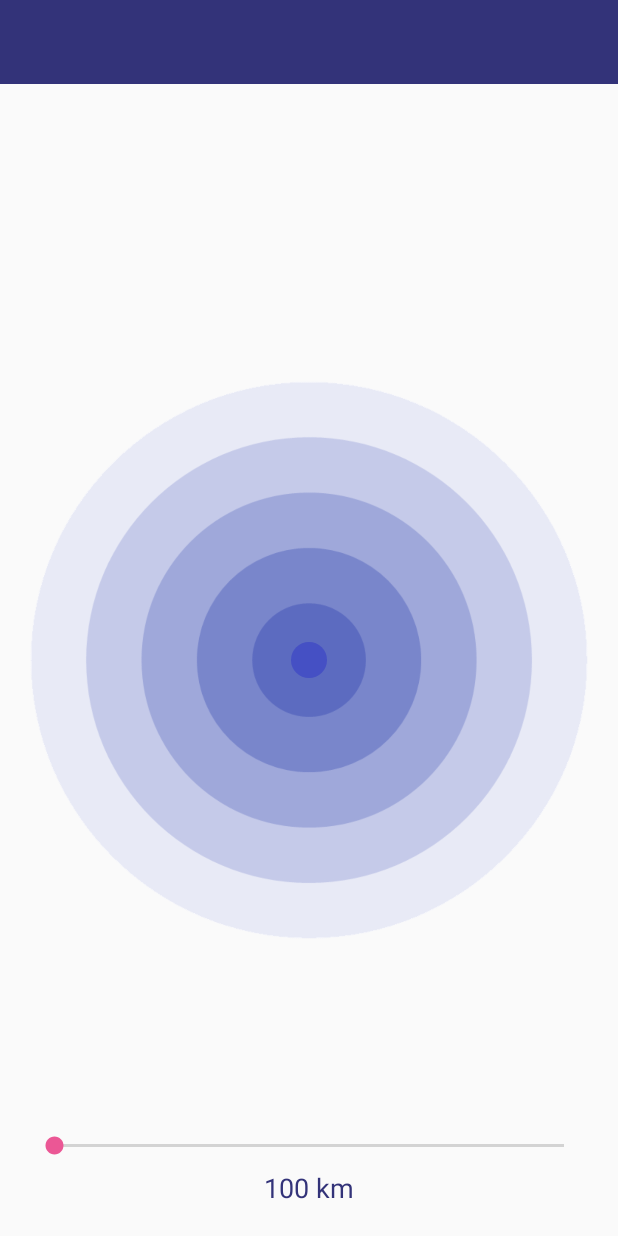
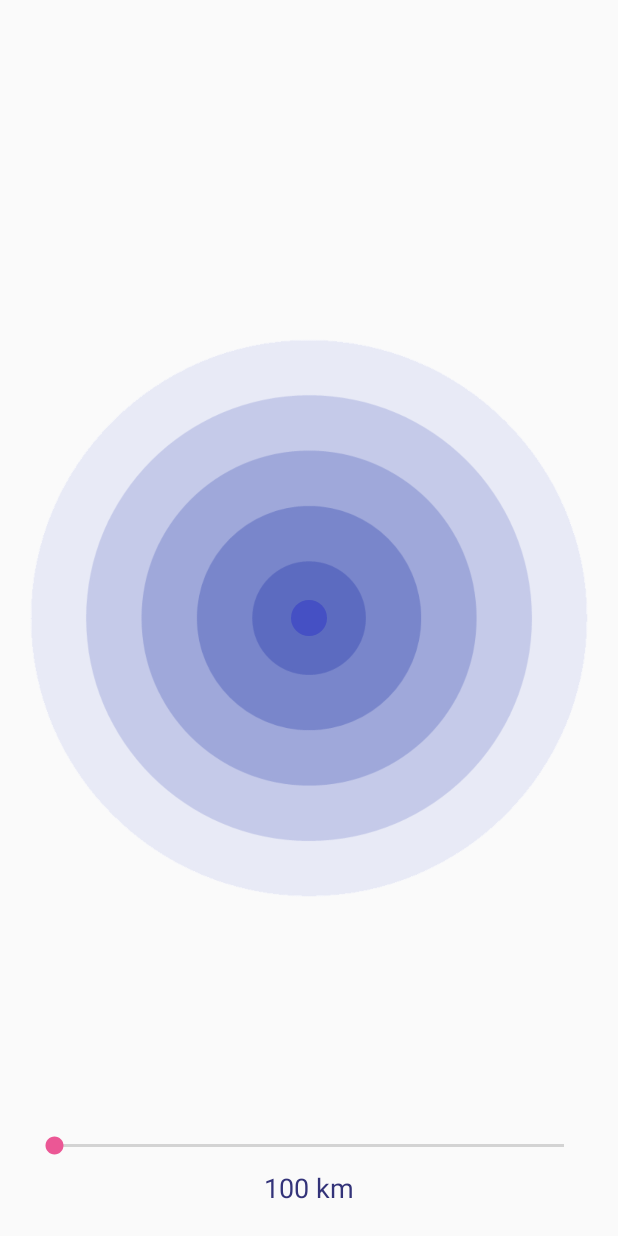
Before and after one commit to amolbodhare1/LifeJodi, an Android app: the layout activity_radar_search.xml on its own in the app's theme, with its tools: preview values and no code run, on a phone screen of 412 x 824 dp. Run offline under Robolectric (Android 15) with nearby library versions, the phone set to English and light mode, and no system bars; plain views replace RippleBackground; network calls fail.

Commit message:
radar 25th april 2018

```diff
--- a/app/src/main/res/layout/activity_radar_search.xml
+++ b/app/src/main/res/layout/activity_radar_search.xml
@@ -1,23 +1,17 @@
 <?xml version="1.0" encoding="utf-8"?>
-<LinearLayout xmlns:android="http://schemas.android.com/apk/res/android"
+<FrameLayout xmlns:android="http://schemas.android.com/apk/res/android"
     xmlns:app="http://schemas.android.com/apk/res-auto"
-    xmlns:custom="http://schemas.android.com/apk/res-auto"
-    android:orientation="vertical"
-    android:layout_width="match_parent"
-    android:layout_height="match_parent">
-    <android.support.v7.widget.Toolbar
-        android:id="@+id/toolbar_radarsearch"
-        android:layout_width="match_parent"
-        android:layout_height="wrap_content"
-        android:background="@color/colorPrimary"
-        />
-
-    <FrameLayout
+    xmlns:tools="http://schemas.android.com/tools"
     android:layout_width="match_parent"
     android:layout_height="match_parent"
-        android:gravity="center">
+    android:gravity="center"
+    xmlns:custom="http://schemas.android.com/apk/res-auto"
+    tools:context="droidguru.com.radarscanlibrary.MainActivity">
+
 
     <com.skyfishjy.library.RippleBackground
+        xmlns:android="http://schemas.android.com/apk/res/android"
+        xmlns:app="http://schemas.android.com/apk/res-auto"
         android:layout_width="match_parent"
         android:layout_height="match_parent"
         android:id="@+id/content"
@@ -36,16 +30,16 @@
             android:src="@drawable/radarback2"/>
     </com.skyfishjy.library.RippleBackground>
     <it.smasini.radar.RadarView
-            custom:load_async_image="true"
-            custom:center_pin_color="#4550c4"
-            custom:background_color="#00ba497e"
-            custom:arrow_color="#00113322"
-            custom:max_distance="500"
-            custom:pins_radius="100"
+        app:load_async_image="true"
+        app:center_pin_color="#4550c4"
+        app:background_color="#00ba497e"
+        app:arrow_color="#00113322"
+        app:max_distance="500"
+        app:pins_radius="100"
         android:padding="20dp"
         android:layout_gravity="center"
         android:id="@+id/radar_view"
-            custom:radar_background="@drawable/image_radar_back"
+        app:radar_background="@drawable/image_radar_back"
         android:layout_width="match_parent"
         android:layout_height="wrap_content"/>
 
@@ -67,5 +61,5 @@
         android:gravity="center"
         android:layout_marginBottom="20dp"
         android:textColor="@color/colorPrimary"/>
+
 </FrameLayout>
-</LinearLayout>
```
Lines whose indentation alone changed are shown as unchanged.
